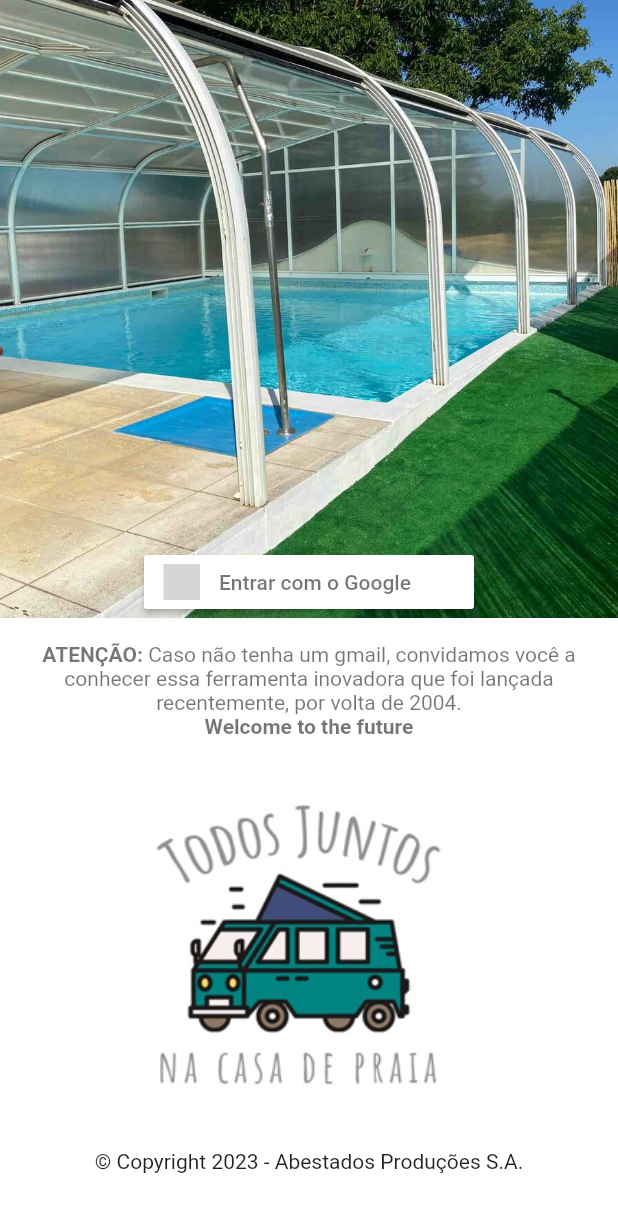
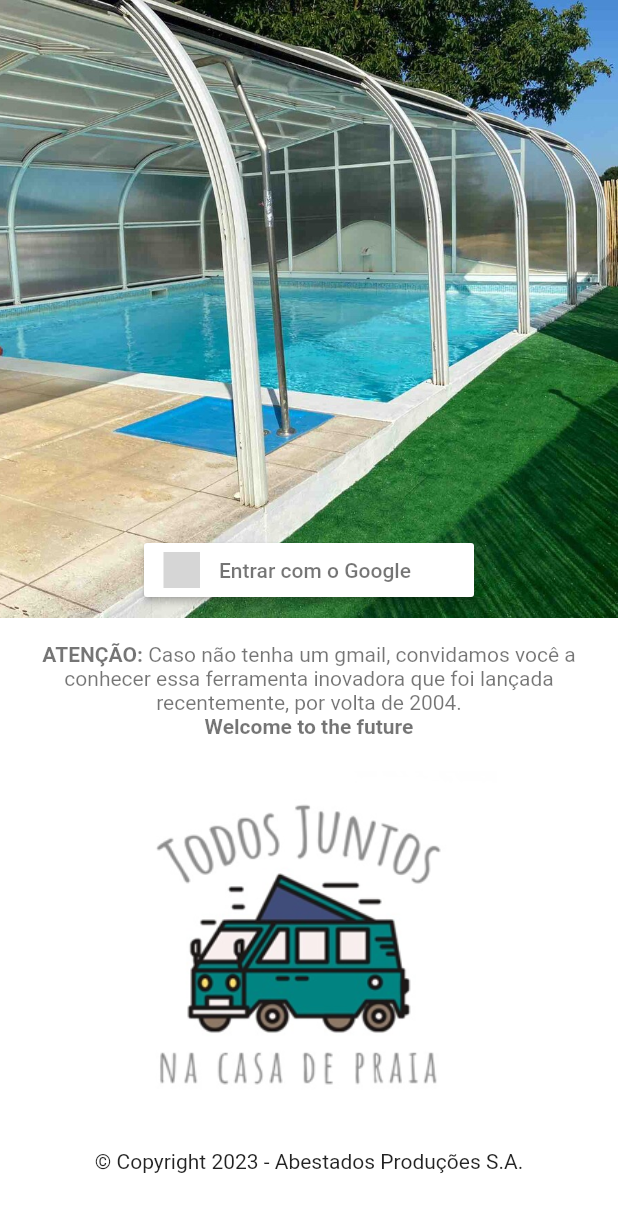
Before and after one commit to thiagopinheirolima/projeto_verao_2023, a Flutter app: the screen it shows after launch, on a phone screen of 412 x 824 dp. Shown: the top 1212 px of the screen. Run offline on Flutter 3.47's test engine with Material 2 defaults, Android fonts, the light colour scheme and no system bars; our stand-ins replace firebase_auth, firebase_core, flutter_signin_button; accounts and stored records are empty; grey boxes are pictures that could not be loaded.

Commit message:
fix bug without logout and image adjustment

```diff
--- a/lib/login.dart
+++ b/lib/login.dart
@@ -10,7 +10,6 @@ class LoginPage extends StatelessWidget {
     return Scaffold(
       backgroundColor: Colors.white,
       body: Column(
-        // mainAxisAlignment: MainAxisAlignment.center,
         children: [
           Expanded(
             flex: 2,
@@ -19,11 +18,11 @@ class LoginPage extends StatelessWidget {
               alignment: AlignmentDirectional.bottomCenter,
               children: [
                 const Image(
-                  fit: BoxFit.fitHeight,
+                  fit: BoxFit.cover,
                   image: AssetImage('assets/images/login_house.jpg'),
                 ),
                 Positioned(
-                  bottom: 0,
+                  bottom: 8.0,
                   child: SignInButton(
                     Buttons.Google,
                     text: 'Entrar com o Google',
--- a/lib/main.dart
+++ b/lib/main.dart
@@ -29,7 +29,7 @@ class StartPage extends StatelessWidget {
           stream: FirebaseAuth.instance.authStateChanges(),
           builder: (context, snapshot) {
             if (snapshot.hasData) {
-              return const HomePage();
+              // return const HomePage();
             }
             return const LoginPage();
           },
```
